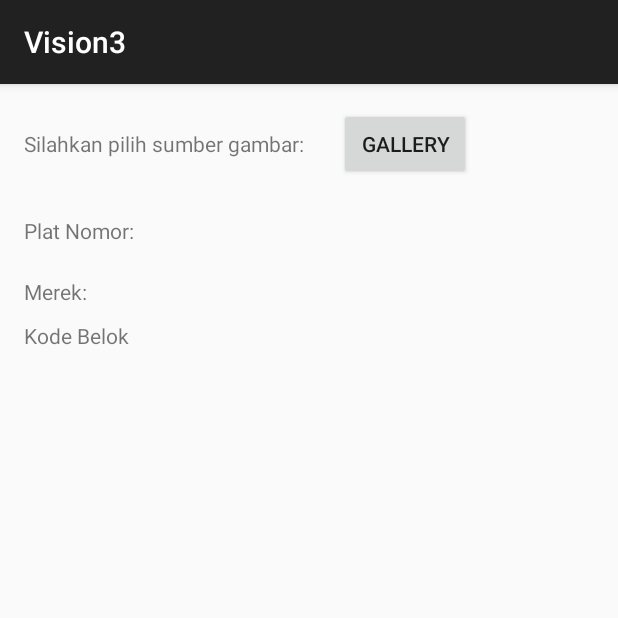
After one commit to andresusanto/NumberVision, an Android app: the Vision3 screen opened directly, with no data from a screen before it, on a phone screen of 412 x 824 dp, the top half of it. The commit adds this screen. Run offline under Robolectric (Android 15) with nearby library versions, the phone set to English and light mode, and no system bars; 1 statement that could not run was skipped.

Commit message:
turn code

```diff
--- a/app/src/main/AndroidManifest.xml
+++ b/app/src/main/AndroidManifest.xml
@@ -49,6 +49,10 @@
             android:name=".Vision2"
             android:label="@string/title_activity_vision2" >
         </activity>
+        <activity
+            android:name=".Vision3"
+            android:label="@string/title_activity_vision3" >
+        </activity>
     </application>
 
 </manifest>
--- a/app/src/main/java/com/ganesus/numbervision/Selector.java
+++ b/app/src/main/java/com/ganesus/numbervision/Selector.java
@@ -31,7 +31,7 @@ public class Selector extends AppCompatActivity {
                 i = new Intent(this, Vision2.class);
                 break;
             case R.id.button6 :
-                i = new Intent(this, DetectWarnaActivity.class);
+                i = new Intent(this, Vision3.class);
                 break;
             case R.id.button7 :
                 i = new Intent(this, DetectWarnaActivity.class);
--- /dev/null
+++ b/app/src/main/java/com/ganesus/numbervision/Vision3.java
@@ -0,0 +1,150 @@
+package com.ganesus.numbervision;
+
+import android.content.Context;
+import android.content.Intent;
+import android.content.res.Resources;
+import android.database.Cursor;
+import android.graphics.Bitmap;
+import android.graphics.BitmapFactory;
+import android.net.Uri;
+import android.provider.MediaStore;
+import android.support.v7.app.AppCompatActivity;
+import android.os.Bundle;
+import android.view.Menu;
+import android.view.MenuItem;
+import android.view.View;
+import android.widget.ImageView;
+import android.widget.TextView;
+
+import java.io.File;
+import java.io.FileOutputStream;
+import java.io.IOException;
+import java.io.InputStream;
+
+public class Vision3 extends AppCompatActivity {
+    private static final int RESULT_LOAD_IMAGE = 635;
+    private static String KNOWLEDGE_PATH = "";
+
+    public static File copyResource (Resources r, int rsrcId, File dstFile) throws IOException
+    {
+        InputStream is =  r.openRawResource(rsrcId);
+        FileOutputStream os = new FileOutputStream(dstFile);
+
+        byte[] buffer = new byte[4096];
+        int bytesRead;
+        while ((bytesRead = is.read(buffer)) != -1)
+            os.write(buffer, 0, bytesRead);
+        is.close();
+        os.close();
+
+        return dstFile;
+    }
+
+    public void klikGallery(View v){
+        Intent i = new Intent(Intent.ACTION_PICK, android.provider.MediaStore.Images.Media.EXTERNAL_CONTENT_URI);
+        startActivityForResult(i, RESULT_LOAD_IMAGE);
+    }
+
+    private void prosesBitmap(String path){
+        Bitmap merek = null;
+        Bitmap bmp = BitmapFactory.decodeFile(path);
+
+        if (bmp.getWidth() == 1632){
+            merek = Bitmap.createBitmap(bmp, 644, 303, 346, 112);
+            bmp = Bitmap.createBitmap(bmp, 546, 491, 549, 115);
+        }else if(bmp.getWidth() == 1024){
+            bmp = Bitmap.createBitmap(bmp, 345, 323, 390, 107);
+        }else if(bmp.getWidth() == 1019){
+            merek = Bitmap.createBitmap(bmp, 382, 302, 247, 93);
+            bmp = Bitmap.createBitmap(bmp, 341, 438, 332, 55);
+        }
+
+
+
+        String hasil[] = detectAll(bmp, KNOWLEDGE_PATH);
+
+        Bitmap.Config conf = Bitmap.Config.ARGB_8888;
+        Bitmap canvas = Bitmap.createBitmap(bmp.getWidth(), bmp.getHeight(), conf);
+
+        Bitmap hh = preProses(bmp, canvas);
+
+        if (merek != null){
+            Bitmap p_merek = preProses(bmp, canvas);
+
+            Bitmap.Config conf_merek = Bitmap.Config.ARGB_8888;
+            Bitmap canvas_merek = Bitmap.createBitmap(merek.getWidth(), merek.getHeight(), conf_merek);
+            Bitmap hmerek = preProses(merek, canvas_merek);
+
+            ImageView iv_merek = (ImageView) findViewById(R.id.imageView2);
+            iv_merek.setImageBitmap(hmerek);
+
+            String merekmobil[] = detectMerek(hmerek);
+            TextView tv = (TextView) findViewById(R.id.txtPerhitungan);
+            tv.setText(merekmobil[0] + "(" + merekmobil[1] + ")");
+
+        }else{
+            ImageView iv_merek = (ImageView) findViewById(R.id.imageView2);
+            iv_merek.setImageBitmap(null);
+
+            TextView tv = (TextView) findViewById(R.id.txtPerhitungan);
+            tv.setText("Tidak diketahui");
+        }
+
+        TextView tv = (TextView) findViewById(R.id.txtInterpretasi);
+        tv.setText(hasil[0]);
+
+        TextView tv2 = (TextView) findViewById(R.id.txtKodeBelok);
+        tv2.setText(hasil[1]);
+
+
+
+        ImageView iv = (ImageView) findViewById(R.id.imageView);
+        iv.setImageBitmap(hh);
+    }
+
+    @Override
+    protected void onCreate(Bundle savedInstanceState) {
+        super.onCreate(savedInstanceState);
+        setContentView(R.layout.activity_vision3);
+
+        File dstDir = getDir("data", Context.MODE_PRIVATE);
+        File knowledgeFile = new File(dstDir, "knowledge.txt");
+
+        try {
+            copyResource(getResources(), R.raw.knowledge, knowledgeFile);
+        } catch (IOException e) {
+            e.printStackTrace();
+        }
+        KNOWLEDGE_PATH = knowledgeFile.getAbsolutePath();
+    }
+
+    @Override
+    protected void onActivityResult(int requestCode, int resultCode, Intent data) {
+        super.onActivityResult(requestCode, resultCode, data);
+
+        if (requestCode == RESULT_LOAD_IMAGE && resultCode == RESULT_OK && null != data) {
+            Uri selectedImage = data.getData();
+            String[] filePathColumn = {MediaStore.Images.Media.DATA};
+
+            Cursor cursor = getContentResolver().query(selectedImage, filePathColumn, null, null, null);
+            cursor.moveToFirst();
+
+            int columnIndex = cursor.getColumnIndex(filePathColumn[0]);
+            String picturePath = cursor.getString(columnIndex);
+            cursor.close();
+
+
+            prosesBitmap(picturePath);
+
+        }
+
+    }
+
+    public native String[] detectAll(Bitmap bitmap, String knowledge);
+    public native String[] detectMerek(Bitmap bitmap);
+    public native Bitmap preProses(Bitmap bitmap, Bitmap canvas);
+
+    static {
+        System.loadLibrary("numbervision");
+    }
+}
--- /dev/null
+++ b/app/src/main/res/layout/activity_vision3.xml
@@ -0,0 +1,127 @@
+<RelativeLayout xmlns:android="http://schemas.android.com/apk/res/android"
+    xmlns:tools="http://schemas.android.com/tools" android:layout_width="match_parent"
+    android:layout_height="match_parent" android:paddingLeft="@dimen/activity_horizontal_margin"
+    android:paddingRight="@dimen/activity_horizontal_margin"
+    android:paddingTop="@dimen/activity_vertical_margin"
+    android:paddingBottom="@dimen/activity_vertical_margin" tools:context=".MainActivity">
+
+
+
+    <ScrollView
+        android:layout_width="wrap_content"
+        android:layout_height="wrap_content"
+        android:id="@+id/scrollView" >
+
+        <RelativeLayout
+            android:layout_width="match_parent"
+            android:layout_height="match_parent">
+
+            <TextView android:text="Silahkan pilih sumber gambar:" android:layout_width="wrap_content"
+                android:layout_height="wrap_content" android:id="@+id/textView"
+                android:layout_alignBaseline="@+id/button"
+                android:layout_alignBottom="@+id/button"
+                android:layout_alignParentLeft="true"
+                android:layout_alignParentStart="true" />
+
+            <Button
+                android:layout_width="wrap_content"
+                android:layout_height="wrap_content"
+                android:text="Gallery"
+                android:id="@+id/button"
+                android:layout_alignParentTop="true"
+                android:layout_toRightOf="@+id/textView"
+                android:layout_toEndOf="@+id/textView"
+                android:layout_marginLeft="23dp"
+                android:layout_marginStart="23dp"
+                android:onClick="klikGallery" />
+
+            <TextView
+                android:layout_width="wrap_content"
+                android:layout_height="wrap_content"
+                android:textAppearance="?android:attr/textAppearanceSmall"
+                android:text="Plat Nomor:"
+                android:id="@+id/textView2"
+                android:layout_marginTop="24dp"
+                android:layout_below="@+id/button"
+                android:layout_alignParentLeft="true"
+                android:layout_alignParentStart="true" />
+
+            <TextView
+                android:layout_width="wrap_content"
+                android:layout_height="wrap_content"
+                android:textAppearance="?android:attr/textAppearanceSmall"
+                android:text="Merek:"
+                android:id="@+id/textView3"
+                android:layout_below="@+id/textView2"
+                android:layout_alignParentLeft="true"
+                android:layout_alignParentStart="true"
+                android:layout_marginTop="21dp"
+                android:visibility="visible" />
+
+            <TextView
+                android:layout_width="wrap_content"
+                android:layout_height="wrap_content"
+                android:textAppearance="?android:attr/textAppearanceSmall"
+                android:text="Kode Belok"
+                android:id="@+id/textView4"
+                android:layout_below="@+id/textView3"
+                android:layout_alignParentLeft="true"
+                android:layout_alignParentStart="true"
+                android:layout_marginTop="10dp" />
+
+            <TextView
+                android:layout_width="wrap_content"
+                android:layout_height="wrap_content"
+                android:textAppearance="?android:attr/textAppearanceSmall"
+                android:id="@+id/txtInterpretasi"
+                android:layout_alignTop="@+id/textView2"
+                android:layout_toRightOf="@+id/textView3"
+                android:layout_toEndOf="@+id/textView3"
+                android:layout_marginLeft="41dp"
+                android:layout_marginStart="41dp" />
+
+            <TextView
+                android:layout_width="wrap_content"
+                android:layout_height="wrap_content"
+                android:textAppearance="?android:attr/textAppearanceSmall"
+                android:id="@+id/txtPerhitungan"
+                android:layout_alignTop="@+id/textView3"
+                android:layout_alignLeft="@+id/txtInterpretasi"
+                android:layout_alignStart="@+id/txtInterpretasi"
+                android:textIsSelectable="false" />
+
+
+            <TextView
+                android:layout_width="wrap_content"
+                android:layout_height="wrap_content"
+                android:textAppearance="?android:attr/textAppearanceSmall"
+                android:id="@+id/txtKodeBelok"
+                android:layout_alignTop="@+id/textView4"
+                android:layout_alignLeft="@+id/txtPerhitungan"
+                android:layout_alignStart="@+id/txtPerhitungan"/>
+
+            <ImageView
+                android:layout_width="fill_parent"
+                android:layout_height="150dp"
+                android:id="@+id/imageView"
+                android:layout_below="@+id/txtKodeBelok"
+                android:layout_alignParentLeft="true"
+                android:layout_alignParentStart="true"
+                android:layout_marginTop="20dp"
+                android:adjustViewBounds="true" />
+
+            <ImageView
+                android:layout_width="fill_parent"
+                android:layout_height="150dp"
+                android:id="@+id/imageView2"
+                android:layout_below="@+id/imageView"
+                android:layout_alignParentLeft="true"
+                android:layout_alignParentStart="true"
+                android:adjustViewBounds="true" />
+
+
+
+        </RelativeLayout>
+    </ScrollView>
+
+</RelativeLayout>
--- /dev/null
+++ b/app/src/main/res/menu/menu_vision3.xml
@@ -0,0 +1,6 @@
+<menu xmlns:android="http://schemas.android.com/apk/res/android"
+    xmlns:app="http://schemas.android.com/apk/res-auto"
+    xmlns:tools="http://schemas.android.com/tools" tools:context="com.ganesus.numbervision.Vision3">
+    <item android:id="@+id/action_settings" android:title="@string/action_settings"
+        android:orderInCategory="100" app:showAsAction="never" />
+</menu>
--- a/app/src/main/res/values/strings.xml
+++ b/app/src/main/res/values/strings.xml
@@ -9,4 +9,5 @@
     <string name="title_activity_equaligram_main">EqualigramMain</string>
     <string name="title_activity_vision1">Vision1</string>
     <string name="title_activity_vision2">Vision2</string>
+    <string name="title_activity_vision3">Vision3</string>
 </resources>
```
Also changed, not shown: 3 other files.
